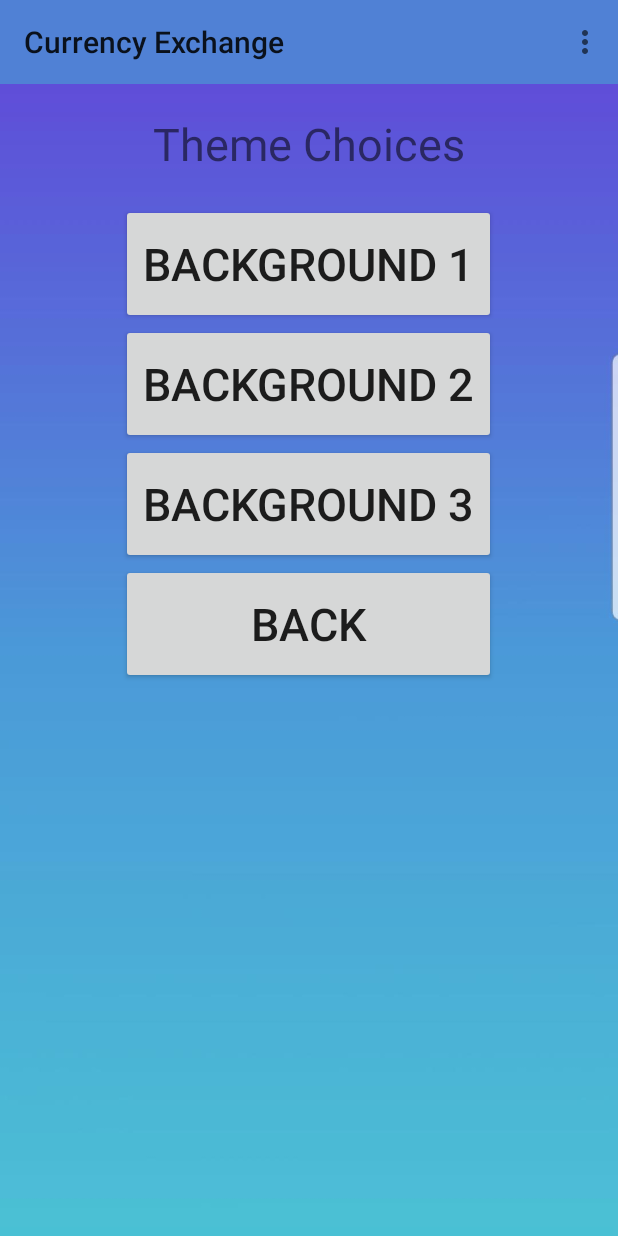
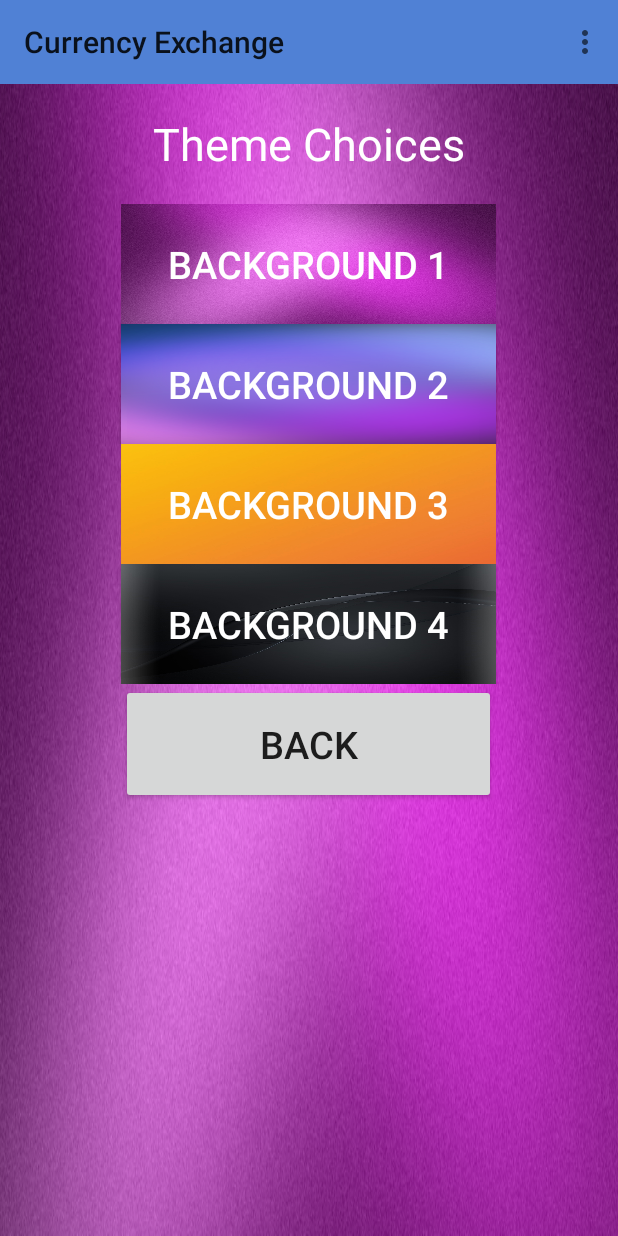
Before and after one commit to havkokfong/CurrencyExchange, an Android app: the screen it shows after launch (setting_options), in the options menu, after a tap on "Settings", on a phone screen of 412 x 824 dp. Run offline under Robolectric (Android 15) with nearby library versions, the phone set to English and light mode, and no system bars; our stand-ins replace Volley; network calls fail.

Commit message:
edited background option

```diff
--- a/app/src/main/java/com/example/currencyexchange/MainActivity.java
+++ b/app/src/main/java/com/example/currencyexchange/MainActivity.java
@@ -505,7 +505,7 @@ public class MainActivity extends AppCompatActivity {
         super.onStart();
         choice = preferences.getInt("theme_preferences", 0);
         if (choice == 0){
-            activity_layout.setBackgroundResource(R.drawable.background);
+            activity_layout.setBackgroundResource(R.drawable.background5);
         }
 
         else if (choice == 1){
@@ -513,7 +513,12 @@ public class MainActivity extends AppCompatActivity {
         }
 
         else if (choice == 2){
-            activity_layout.setBackgroundResource(R.drawable.background3);
+            activity_layout.setBackgroundResource(R.drawable.background6);
         }
+
+        else if (choice == 3){
+            activity_layout.setBackgroundResource(R.drawable.background4);
+        }
+
     }
 }
--- a/app/src/main/java/com/example/currencyexchange/setting_options.java
+++ b/app/src/main/java/com/example/currencyexchange/setting_options.java
@@ -1,7 +1,9 @@
 package com.example.currencyexchange;
 
+import android.annotation.SuppressLint;
 import android.content.Intent;
 import android.content.SharedPreferences;
+import android.support.annotation.ColorInt;
 import android.support.v7.app.AppCompatActivity;
 import android.os.Bundle;
 import android.support.v7.widget.Toolbar;
@@ -10,6 +12,9 @@ import android.view.MenuInflater;
 import android.view.MenuItem;
 import android.view.View;
 import android.widget.LinearLayout;
+import android.widget.TextView;
+
+import org.w3c.dom.Text;
 
 import static com.example.currencyexchange.R.id.action_setting;
 
@@ -19,7 +24,7 @@ public class setting_options extends AppCompatActivity {
     private SharedPreferences preferences;
     int choices;
     private LinearLayout main_layout;
-
+    private TextView title;
 
     @Override
     protected void onCreate(Bundle savedInstanceState) {
@@ -29,26 +34,32 @@ public class setting_options extends AppCompatActivity {
         setSupportActionBar(toolbar);
 
         main_layout = findViewById(R.id.linear_background);
+        title = findViewById(R.id.themeText);
         preferences = getSharedPreferences("value", MODE_PRIVATE);
     }
 
+    @SuppressLint("ResourceAsColor")
     @Override
     protected void onStart() {
         super.onStart();
         choices = preferences.getInt("theme_preferences", 0);
         if (choices == 0){
-            main_layout.setBackgroundResource(R.drawable.background);
+            main_layout.setBackgroundResource(R.drawable.background5);
         }
         else if (choices == 1){
             main_layout.setBackgroundResource(R.drawable.background2);
         }
         else if (choices == 2){
-            main_layout.setBackgroundResource(R.drawable.background3);
+            main_layout.setBackgroundResource(R.drawable.background6);
+        }
+        else if (choices == 3){
+            main_layout.setBackgroundResource(R.drawable.background4);
+
         }
     }
 
     public void Background_1 (View view){
-        main_layout.setBackgroundResource(R.drawable.background);
+        main_layout.setBackgroundResource(R.drawable.background5);
         preferences.edit().putInt("theme_preferences", 0).apply();
     }
 
@@ -58,8 +69,14 @@ public class setting_options extends AppCompatActivity {
     }
 
     public void Background_3 (View view){
-        main_layout.setBackgroundResource(R.drawable.background3);
+        main_layout.setBackgroundResource(R.drawable.background6);
         preferences.edit().putInt("theme_preferences", 2).apply();
+    }
+
+
+    public void Background_4 (View view){
+        main_layout.setBackgroundResource(R.drawable.background4);
+        preferences.edit().putInt("theme_preferences", 3).apply();
     }
 
     public void Back (View view){
--- a/app/src/main/res/layout/activity_setting_options.xml
+++ b/app/src/main/res/layout/activity_setting_options.xml
@@ -25,6 +25,7 @@
             android:text="@string/theme_choices_text"
             android:textSize="30sp"
             android:gravity="center"
+            android:textColor="@color/White"
             />
     </LinearLayout>
 
@@ -39,7 +40,9 @@
             android:layout_height="match_parent"
             android:gravity="center"
             android:text="@string/background_1_text"
-            android:textSize="30sp"
+            android:textSize="25sp"
+            android:textColor="@color/White"
+            android:background="@drawable/background5"
             android:onClick="Background_1"/>
     </LinearLayout>
 
@@ -53,8 +56,10 @@
             android:layout_height="match_parent"
             android:gravity="center"
             android:text="@string/background_2_text"
-            android:textSize="30sp"
-            android:onClick="Background_2"/>
+            android:textSize="25sp"
+            android:onClick="Background_2"
+            android:textColor="@color/White"
+            android:background="@drawable/background2"/>
     </LinearLayout>
 
     <LinearLayout
@@ -67,8 +72,26 @@
             android:layout_height="match_parent"
             android:gravity="center"
             android:text="@string/background_3_Text"
-            android:textSize="30sp"
-            android:onClick="Background_3"/>
+            android:textSize="25sp"
+            android:onClick="Background_3"
+            android:background="@drawable/background6"
+            android:textColor="@color/White"/>
+    </LinearLayout>
+
+    <LinearLayout
+        android:layout_width="match_parent"
+        android:layout_height="80dp"
+        android:gravity="center">
+
+        <Button
+            android:layout_width="250dp"
+            android:layout_height="match_parent"
+            android:gravity="center"
+            android:text="@string/background_4_Text"
+            android:textSize="25sp"
+            android:onClick="Background_4"
+            android:textColor="@color/White"
+            android:background="@drawable/background4"/>
     </LinearLayout>
 
     <LinearLayout
@@ -81,7 +104,7 @@
             android:layout_height="match_parent"
             android:gravity="center"
             android:text="@string/back_Text"
-            android:textSize="30sp"
+            android:textSize="25sp"
             android:onClick="Back"/>
     </LinearLayout>
 
--- a/app/src/main/res/values/strings.xml
+++ b/app/src/main/res/values/strings.xml
@@ -11,6 +11,7 @@
     <string name="background_2_text">Background 2</string>
     <string name="background_3_Text">Background 3</string>
     <string name="back_Text">Back</string>
+    <string name="background_4_Text">Background 4</string>
 
     <string-array name="currency_list">
         <item>SGD</item>
```
Also changed, not shown: app/src/main/res/drawable/background4.jpg (added), app/src/main/res/drawable/background5.png (added), app/src/main/res/drawable/background6.png (added).
